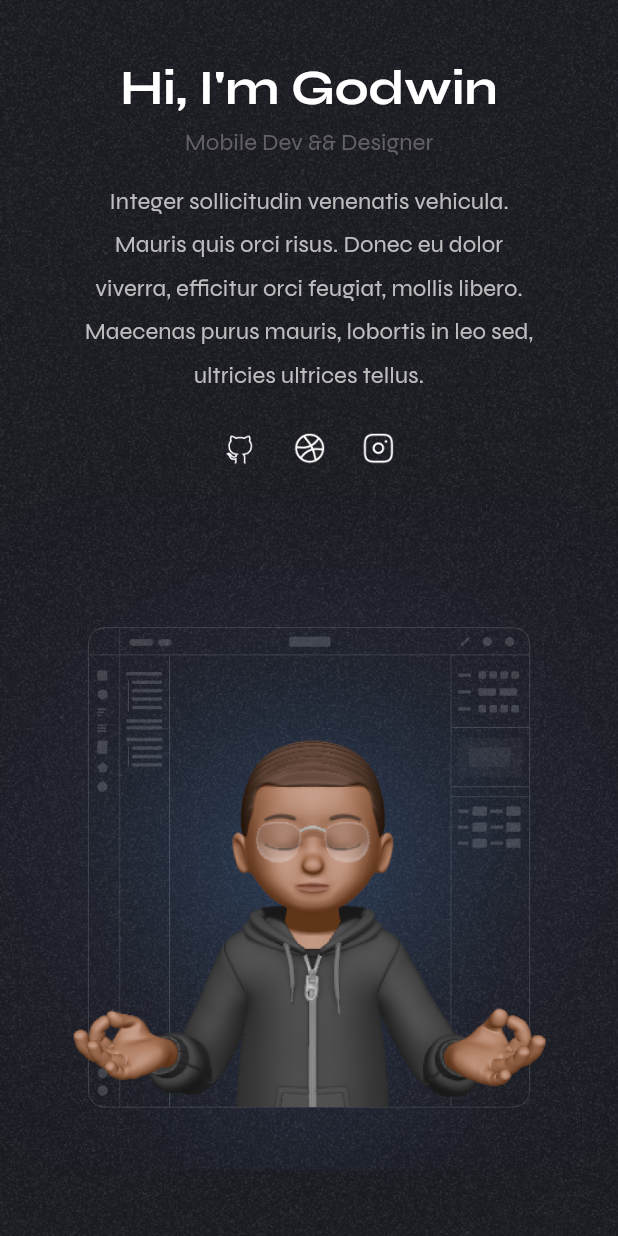
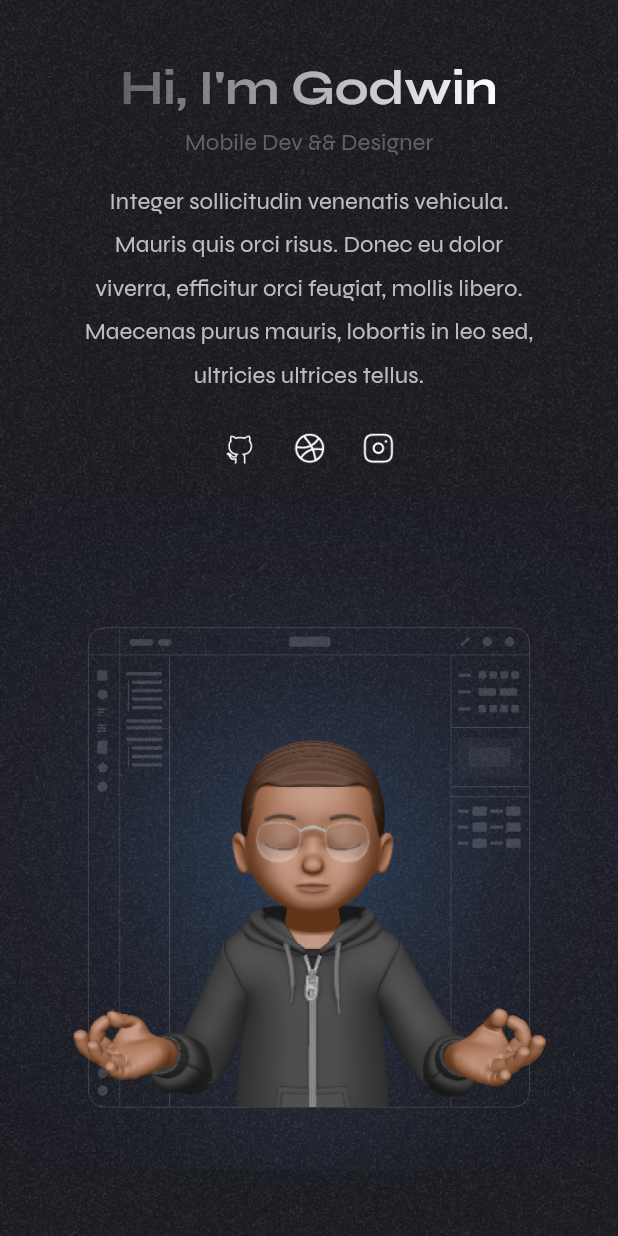
Before and after one commit to godwinnebri/Portfolio-Godwin-Ebri, a Flutter app: the HomeMobile widget shown alone on an empty page, opened directly, on a phone screen of 412 x 824 dp. Run offline on Flutter 3.47's test engine with Material 2 defaults, Android fonts, the phone set to English and light mode, and no system bars; drawn by our look-alikes of simple_gradient_text; our stand-ins replace gap, go_router, google_fonts; missing offline and left inert: flutter_adaptive_scaffold.

Commit message:
completed home responsiveness 🚀

```diff
--- a/lib/Application/pages/home/home_mobile.dart
+++ b/lib/Application/pages/home/home_mobile.dart
@@ -2,6 +2,7 @@ import 'package:flutter/material.dart';
 import 'package:gap/gap.dart';
 import 'package:godwin_ebri_portfolio/Application/pages/home/home_widgets/connect_link.dart';
 import 'package:godwin_ebri_portfolio/core/routing/page_config.dart';
+import 'package:simple_gradient_text/simple_gradient_text.dart';
 
 class HomeMobile extends StatelessWidget {
   const HomeMobile({super.key});
@@ -28,9 +29,16 @@ class HomeMobile extends StatelessWidget {
           mainAxisAlignment: MainAxisAlignment.start,
           children: [
             const Gap(40),
-            Text(
+            GradientText(
               'Hi, I\'m Godwin',
               style: themeData.textTheme.displayMedium,
+              gradientType: GradientType.linear,
+              gradientDirection: GradientDirection.ltr,
+              radius: .6,
+              colors: [
+                Colors.white.withOpacity(0.3),
+                Colors.white,
+              ],
             ),
             const Gap(8),
             Text(
@@ -74,7 +82,6 @@ class HomeMobile extends StatelessWidget {
 
             //*hero image
             Container(
-              clipBehavior: Clip.none,
               height: 450,
               decoration: const BoxDecoration(
                 image: DecorationImage(
@@ -93,9 +100,17 @@ class HomeMobile extends StatelessWidget {
               child: Column(
                 crossAxisAlignment: CrossAxisAlignment.start,
                 children: [
-                  Text(
+                  GradientText(
                     'Crafting Digital Experiences && Mobile Magic ✨',
                     style: themeData.textTheme.displayMedium,
+                    gradientType: GradientType.linear,
+                    gradientDirection: GradientDirection.ltr,
+                    radius: 1,
+                    colors: [
+                      Colors.white.withOpacity(0.3),
+                      Colors.white,
+                      Colors.white,
+                    ],
                   ),
                   const Gap(12),
                   SizedBox(
@@ -134,16 +149,23 @@ class HomeMobile extends StatelessWidget {
                 children: [
                   SizedBox(
                     width: 160,
-                    child: Text(
+                    child: GradientText(
                       'Let\'s Connect',
                       style: themeData.textTheme.displayMedium,
+                      gradientType: GradientType.linear,
+                      gradientDirection: GradientDirection.ltr,
+                      radius: 1,
+                      colors: [
+                        Colors.white.withOpacity(0.3),
+                        Colors.white,
+                      ],
                     ),
                   ),
-                  const Gap(26),
+                  const Gap(20),
                   Divider(
                     color: Colors.white.withOpacity(0.2),
                   ),
-                  const Gap(26),
+                  const Gap(20),
                   ConnectLinks(
                     themeData: themeData,
                     linkTitle: 'MAIL',
--- a/lib/Application/pages/home/home_widgets/app_bar_web.dart
+++ b/lib/Application/pages/home/home_widgets/app_bar_web.dart
@@ -22,8 +22,8 @@ class AppBarWeb extends StatelessWidget implements PreferredSizeWidget {
       title: Padding(
         padding: const EdgeInsets.only(
           top: 20,
-          left: 100,
-          right: 100,
+          left: 140,
+          right: 140,
         ),
         child: Row(
           mainAxisAlignment: MainAxisAlignment.spaceBetween,
--- a/pubspec.yaml
+++ b/pubspec.yaml
@@ -21,6 +21,7 @@ dependencies:
   gap: ^3.0.1
   flutter_svg: ^2.0.7
   iconsax: ^0.0.8
+  simple_gradient_text: ^1.2.4
 
 
 dev_dependencies:
```
Also changed, not shown: lib/Application/pages/home/home_web.dart (+77 -54 lines), lib/Application/pages/home/home_widgets/blut_painter.dart (added, +28 -0 lines), assets/images/heroweb.png, lib/Application/pages/about_me/about_mobile.dart (added), lib/Application/pages/about_me/about_web.dart (renamed from lib/Application/pages/about_me/about_page.dart), pubspec.lock.
